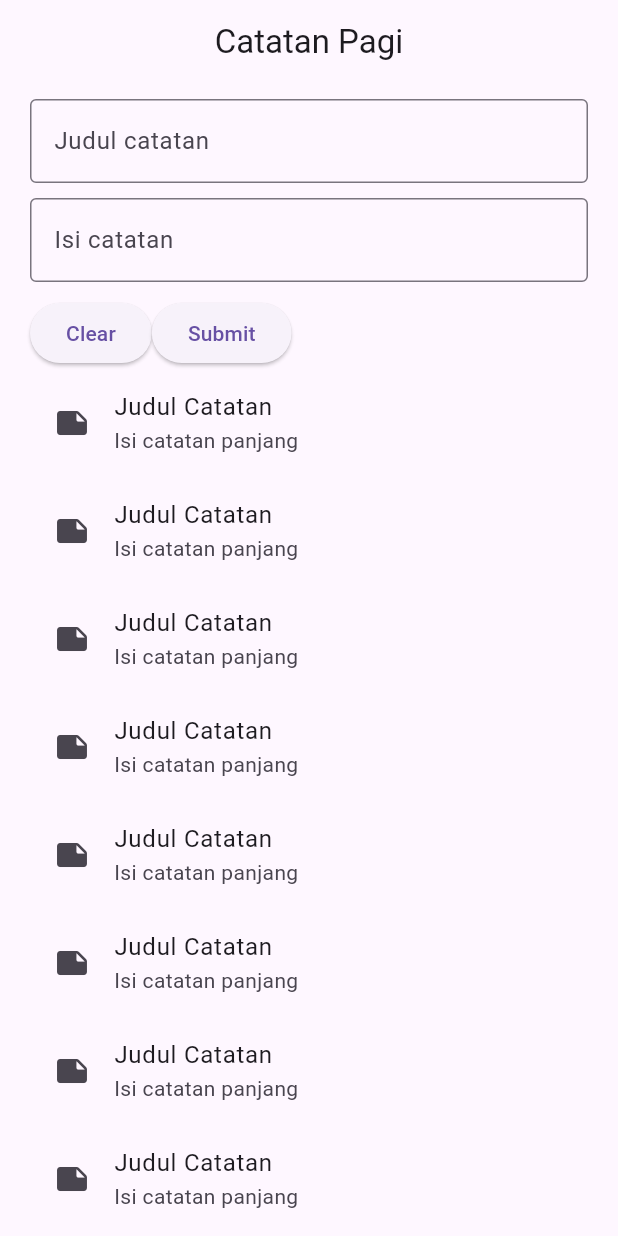
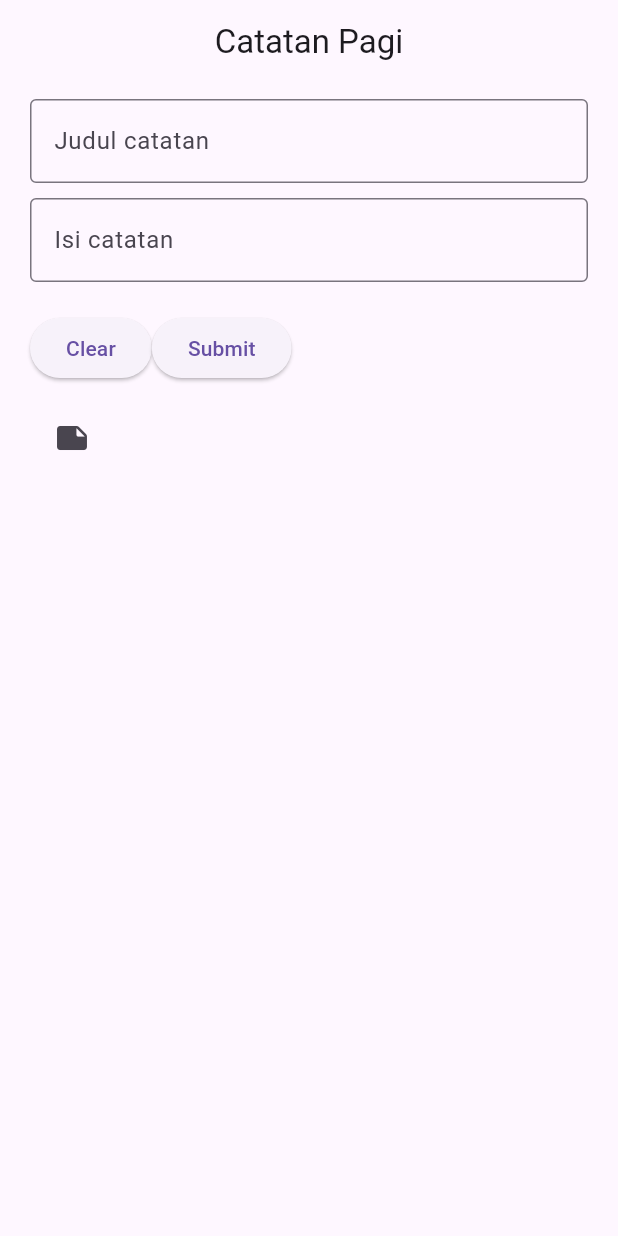
Before and after one commit to AchmadAkbarR/aplikasicatatan, a Flutter app: the screen it shows after launch, after a tap on "Submit", on a phone screen of 412 x 824 dp. Run offline on Flutter 3.47's test engine with Material 3 defaults, Android fonts, the phone set to English and light mode, and no system bars.

Commit message:
sudah selesai

```diff
--- /dev/null
+++ b/lib/catatan.dart
@@ -0,0 +1,9 @@
+class Catatan {
+  String judul;
+  String isi;
+  DateTime? tglInput;
+
+  Catatan({required this.judul, required this.isi}){
+    tglInput = DateTime.now();
+  }
+}
--- a/lib/main.dart
+++ b/lib/main.dart
@@ -1,3 +1,4 @@
+import 'package:aplikasicatatan/catatan.dart';
 import 'package:flutter/material.dart';
 
 void main() {
@@ -12,6 +13,10 @@
 }
 
 class _MainAppState extends State<MainApp> {
+  TextEditingController judulCtrl = TextEditingController();
+  TextEditingController isiCtrl = TextEditingController();
+  List<Catatan> listCatatan = [];
+
   @override
   Widget build(BuildContext context) {
     return MaterialApp(
@@ -23,24 +28,43 @@
           padding: EdgeInsets.symmetric(horizontal: 20, vertical: 10),
           child: Column(
             children: [
-              TextField(decoration: InputDecoration(
+              TextField(
+                controller: judulCtrl,
+                decoration: InputDecoration(
                 border: OutlineInputBorder(),
                 hintText: "Judul catatan")),
               const SizedBox(height: 10),
-              TextField(decoration: InputDecoration(
+              TextField(
+                controller: isiCtrl,
+                decoration: InputDecoration(
                 border: OutlineInputBorder(),
                 hintText: "Isi catatan")),
-              const SizedBox(height: 10),
+              const SizedBox(height: 20),
               Row(
                 children: [
-                  ElevatedButton(onPressed: () {}, child: Text("Clear")),
-                  ElevatedButton(onPressed: () {}, child: Text("Submit")),
+                  ElevatedButton(onPressed: () {
+                    judulCtrl.clear();
+                    isiCtrl.clear();
+                  }, child: Text("Clear")),
+                  ElevatedButton(onPressed: () {
+                    setState(() {
+                    listCatatan.add(
+                      Catatan(judul: judulCtrl.text, isi: isiCtrl.text)
+                    );
+                    judulCtrl.clear();
+                    isiCtrl.clear();
+                    });
+
+                  }, child: Text("Submit")),
                 ],
               ),
-              Expanded(child: ListView.builder(itemBuilder: (context, index){
+              Expanded(
+                child: ListView.builder(
+                  itemCount: listCatatan.length,
+                  itemBuilder: (context, index){
                 return ListTile(
                   leading: Icon(Icons.note_rounded),
-                  title: Text("Judul Catatan"), subtitle: Text("Isi catatan panjang"));
+                  title: Text(listCatatan[index].judul, style: TextStyle(fontWeight: FontWeight.bold),), subtitle: Text(listCatatan[index].isi));
               }))
             ],
           ),
```
